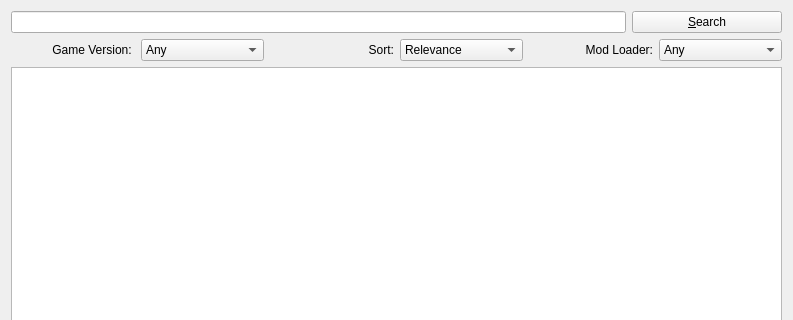
Before: the Qt Designer form src/ui/modrinthmodbrowser.ui in kaniol-lck/modmanager, drawn with Qt 5; both pictures show x 0 to 793 and y 0 to 320 of the 793 by 626 pixel window.
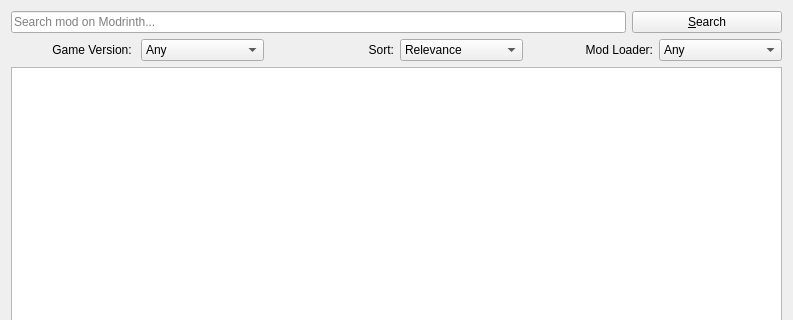
After: the same form once the commit is applied.

```diff
--- a/src/ui/modrinthmodbrowser.ui
+++ b/src/ui/modrinthmodbrowser.ui
@@ -17,7 +17,11 @@
    <item row="0" column="0">
     <layout class="QHBoxLayout" name="horizontalLayout">
      <item>
-      <widget class="QLineEdit" name="searchText"/>
+      <widget class="QLineEdit" name="searchText">
+       <property name="placeholderText">
+        <string>Search mod on Modrinth...</string>
+       </property>
+      </widget>
      </item>
      <item>
       <widget class="QPushButton" name="searchButton">
```
